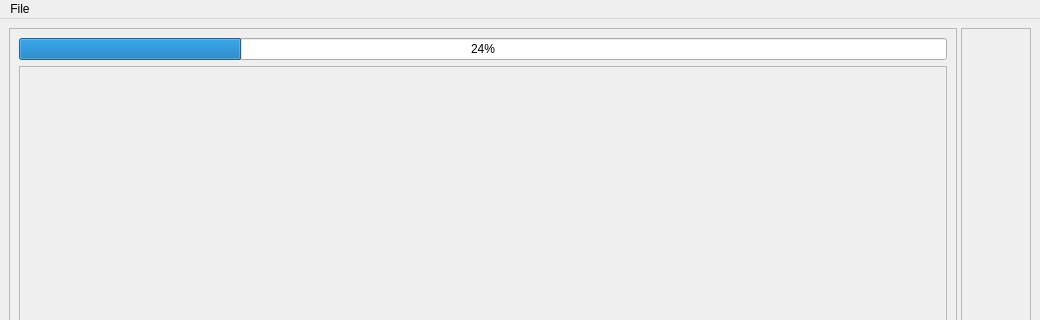
This is tropical-viewer.ui in MigueLesPaul/tropishelf as Qt 5 draws it before an edit; both pictures show x 0 to 1040 and y 0 to 320 of the 1040 by 786 pixel window. The edited form follows.
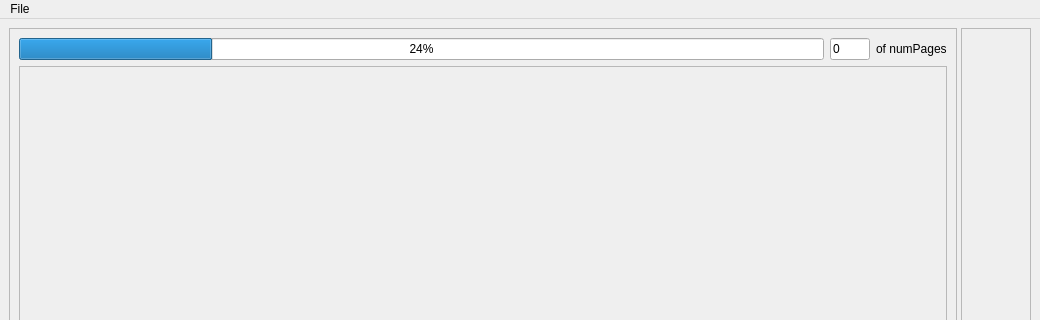
This is the edited form. Icons and pictures are not drawn. Custom widgets are drawn as their Qt base class.

Commit message: ADD: UI: Jump tu page x of N

```diff
--- a/tropical-viewer.ui
+++ b/tropical-viewer.ui
@@ -32,6 +32,8 @@
        </property>
        <layout class="QVBoxLayout" name="verticalLayout_2" stretch="0,0">
         <item>
+         <layout class="QHBoxLayout" name="horizontalLayout">
+          <item>
          <widget class="QProgressBar" name="progressBar">
           <property name="sizePolicy">
            <sizepolicy hsizetype="Expanding" vsizetype="Minimum">
@@ -51,6 +53,34 @@
          </widget>
         </item>
         <item>
+           <widget class="QLineEdit" name="numPageEdit">
+            <property name="sizePolicy">
+             <sizepolicy hsizetype="Fixed" vsizetype="Fixed">
+              <horstretch>0</horstretch>
+              <verstretch>0</verstretch>
+             </sizepolicy>
+            </property>
+            <property name="maximumSize">
+             <size>
+              <width>40</width>
+              <height>16777215</height>
+             </size>
+            </property>
+            <property name="text">
+             <string>0</string>
+            </property>
+           </widget>
+          </item>
+          <item>
+           <widget class="QLabel" name="numPagesLabel">
+            <property name="text">
+             <string>of numPages</string>
+            </property>
+           </widget>
+          </item>
+         </layout>
+        </item>
+        <item>
          <widget class="PageScrollArea" name="scrollArea">
           <property name="widgetResizable">
            <bool>true</bool>
```
Left out of the diff: 5 changed lines with no effect on the pictures. Lines whose indentation alone changed are shown as unchanged. The commit also changes 1 other file.
